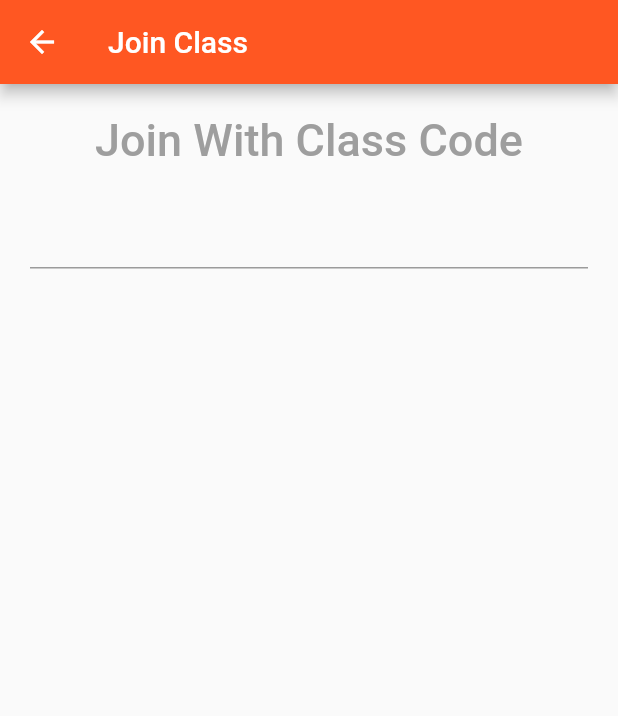
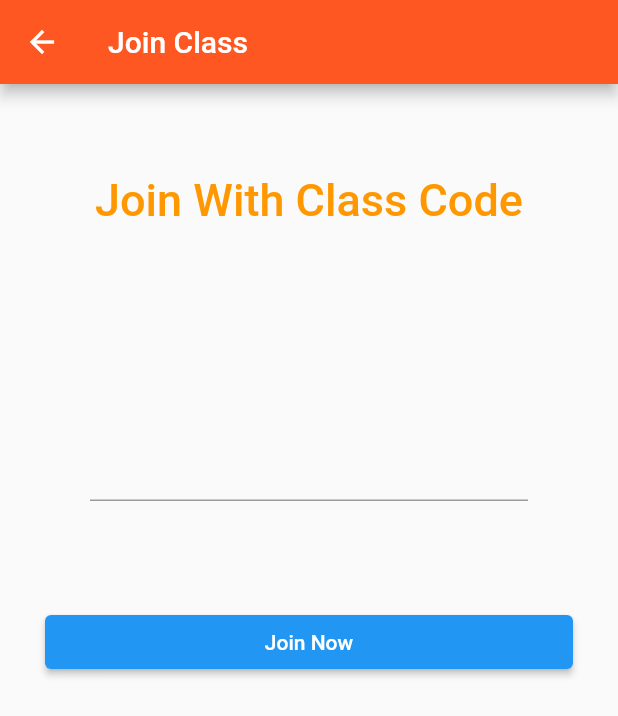
Before and after one commit to veereshbv04/Assignment_tracker, a Flutter app: the screen it shows after launch, after a tap on the "add" icon, on a phone screen of 412 x 824 dp. Shown: the top 716 px of the screen. Run offline on Flutter 3.47's test engine with Material 2 defaults, Android fonts, the phone set to English and light mode, and no system bars; network calls fail.

Commit message:
Cards in home page is developed

```diff
--- a/lib/dialog.dart
+++ b/lib/dialog.dart
@@ -1,3 +1,4 @@
+import 'package:assignment_track/homepage.dart';
 import 'package:flutter/material.dart';
 
 class SecondRoute extends StatelessWidget {
@@ -14,21 +15,41 @@ class SecondRoute extends StatelessWidget {
           children: <Widget>[
             Container(
               alignment: Alignment.center,
-              padding: EdgeInsets.all(10),
+              padding: EdgeInsets.all(50),
               child:  Text(
                       'Join With Class Code',
                       style: TextStyle(
-                          color: Colors.grey,
+                          color: Colors.orange,
                           fontWeight: FontWeight.w500,
                           fontSize: 30),
                     )
             ),
             Container(
-              padding:EdgeInsets.all(10),
+              padding:EdgeInsets.all(50),
               child:TextField(
-                labelText : 'Code',
+                // labelText : 'Code',
+                style: TextStyle(color:Colors.deepOrange,fontSize: 50),
+                cursorHeight: 35,
               ),
             ),
+
+            Container(
+              padding:EdgeInsets.all(20),
+              child : ElevatedButton(
+                onPressed: () {
+                  Navigator.push(
+                      context,
+                      MaterialPageRoute(builder: (context) => MyHomePage(),
+                      )
+                );
+              },
+                child: Text('Join Now'),
+
+                ),
+            )
+
+
+
           ],
         ),        )
     );
--- a/lib/homepage.dart
+++ b/lib/homepage.dart
@@ -12,7 +12,7 @@ homepage(){
           actions: <Widget>[IconButton(icon: Icon(Icons.cloud_circle), onPressed: (){ print('Cloud_circle icon is pressed'); } ),
           IconButton(icon: Icon(Icons.access_time), onPressed: (){ print('Access Time Button is pressed'); } )
           ],
-          leading: Icon(Icons.home),
+          leading: Icon(Icons.menu,),
           backgroundColor: Colors.deepOrangeAccent,
 
     ),
@@ -33,10 +33,150 @@ class _MyHomePageState extends State<MyHomePage> {
 
   @override
   Widget build(BuildContext context) {
-    return Scaffold(
+    return Center(
+      child: Container(
+        child: ListView(
+          children: <Widget>[
+
+      Container(
+        decoration: BoxDecoration(
+
+          color: Colors.yellowAccent,
+          shape: BoxShape.rectangle,
+          border: Border.all(
+            color: Colors.orange,
+            width: 5,
+          ),
+            borderRadius: BorderRadius.circular(45),
+
+        ),
+        //color: Colors.yellowAccent,
+        padding: EdgeInsets.all(60),
+        height: 140,
+        width: double.infinity,
+        //color: Colors.blueAccent,
+        child: Card(
+          child: Padding(
+            padding:EdgeInsets.all(50),
+            child: Stack(
+              children: <Widget>[
+                Align(
+                  alignment: Alignment.centerRight,
+                  child: Stack(
+                    children: <Widget>[
+                      Padding(padding: const EdgeInsets.only(left: 10, top: 5),
+                      child:Column(children: <Widget>[
+                        Row(
+                          children: <Widget>[
+                            Padding(padding: const EdgeInsets.only(left: 15.0),
+                            child: Align(
+                              alignment: Alignment.centerLeft,
+                              child:Text('Hewllo'),
+                            ),
+                            ),
+
+                          ],
+                        ),
+                      ],)
+
+                      )
+                    ],
+                  ),
+                )
+              ],
+            ),
+
+             ),
+          elevation: 5,
+          margin: EdgeInsets.all(10),
+          //color: Colors.indigo,
+          ),
+      ),
+
+
+      Container(
+        decoration: BoxDecoration(
+
+          color: Colors.purple,
+          shape: BoxShape.rectangle,
+          border: Border.all(
+            color: Colors.orange,
+            width: 5,
+          ),
+            borderRadius: BorderRadius.circular(45),
+
+        ),
+
+
+        //color: Colors.blueAccent,
+        padding: EdgeInsets.all(60),
+        height: 140,
+        width: double.infinity,
+        //color: Colors.blueAccent,
+        child: Card(
+          elevation: 5,
+          margin: EdgeInsets.all(10),
+          //color: Colors.indigo,
+          ),
+      ),
+
+      Container(
+
+        decoration: BoxDecoration(
+
+          color: Colors.lightBlueAccent,
+          shape: BoxShape.rectangle,
+          border: Border.all(
+            color: Colors.orange,
+            width: 5,
+          ),
+            borderRadius: BorderRadius.circular(45),
+
+        ),
+        //color: Colors.brown,
+        padding: EdgeInsets.all(60),
+        height: 140,
+        width: double.infinity,
+        //color: Colors.blueAccent,
+        child: Card(
+          elevation: 5,
+          margin: EdgeInsets.all(10),
+          //color: Colors.indigo,
+          ),
+      ),
+
+      Container(
+        decoration: BoxDecoration(
+
+          color: Colors.pinkAccent,
+          shape: BoxShape.rectangle,
+          border: Border.all(
+            color: Colors.orange,
+            width: 5,
+          ),
+            borderRadius: BorderRadius.circular(45),
+
+        ),
+        //color: Colors.pinkAccent,
+        padding: EdgeInsets.all(80),
+        height: 140,
+        width: double.infinity,
+        //color: Colors.blueAccent,
+        child: Card(
+          elevation: 5,
+          margin: EdgeInsets.all(10),
+          //color: Colors.indigo,
+          ),
+      ),
+
+
+       Container(
+              height: 120,
+              width: double.infinity,
+                    child: Scaffold(
                   backgroundColor: Colors.yellow[200],
 
-      floatingActionButtonLocation: FloatingActionButtonLocation.endFloat,
+                  floatingActionButtonLocation: FloatingActionButtonLocation.centerFloat,
                   floatingActionButton: FloatingActionButton(
                     // isExtended: true,
                     child: Icon(Icons.add),
@@ -51,6 +191,17 @@ class _MyHomePageState extends State<MyHomePage> {
 
 },
             ),
+          ),
+            ),//Floating Button to join class container is done
+
+
+          ],
+        ),
+
+      ),//Floating button
+
+
+
     );
   }
 }
--- a/lib/splashpage.dart
+++ b/lib/splashpage.dart
@@ -16,7 +16,7 @@ class _splashPageState extends State<splashPage> {
   void initState(){
     super.initState();
     //Timer(Duration(seconds: 3),
-    Timer(Duration(seconds :6),
+    Timer(Duration(seconds :3),
     ()=>Navigator.pushReplacement(context, MaterialPageRoute(builder: (context) => homepage() ) )
 
     );
```
Also changed, not shown: 2 other files. Lines whose indentation alone changed are shown as unchanged.
